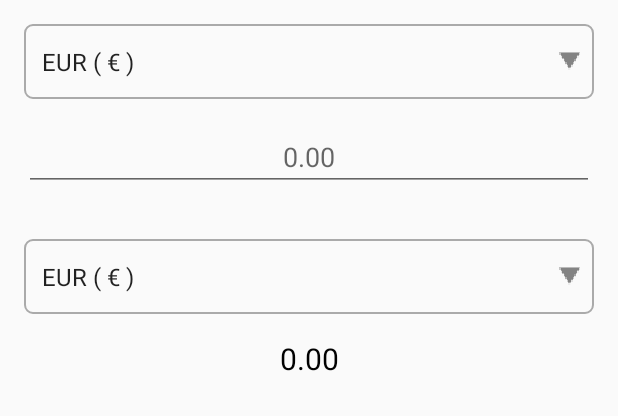
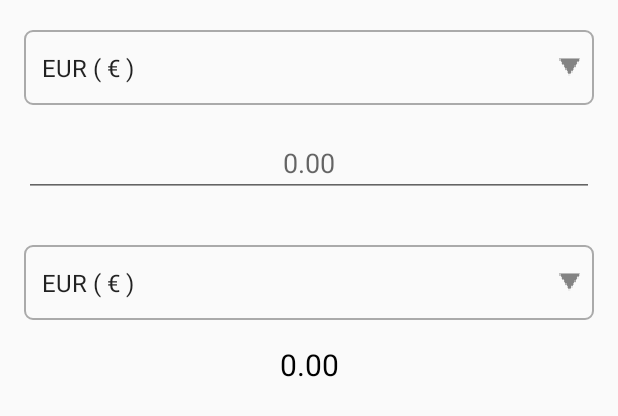
Before and after one commit to xenobius4slash/dva232_currency_converter_2, an Android app: the layout fragment_currency_converter.xml on its own in the app's theme, with its tools: preview values and no code run, on a phone screen of 412 x 824 dp. Shown: the top 416 px of the screen. Run offline under Robolectric (Android 15) with nearby library versions, the phone set to English and light mode, and no system bars.

```diff
--- a/app/src/main/res/layout/fragment_currency_converter.xml
+++ b/app/src/main/res/layout/fragment_currency_converter.xml
@@ -11,8 +11,8 @@
     xmlns:tools="http://schemas.android.com/tools"
     android:layout_width="match_parent"
     android:layout_height="match_parent"
-    android:windowSoftInputMode="stateAlwaysHidden"
-    android:focusableInTouchMode="true">
+    android:focusableInTouchMode="true"
+    android:windowSoftInputMode="stateAlwaysHidden">
 
     <Spinner
 
@@ -21,7 +21,7 @@
         android:layout_height="50dp"
         android:layout_marginStart="16dp"
         android:layout_marginLeft="16dp"
-        android:layout_marginTop="16dp"
+        android:layout_marginTop="20dp"
         android:layout_marginEnd="16dp"
         android:layout_marginRight="16dp"
         android:background="@drawable/spinner"
@@ -91,7 +91,6 @@
         tools:text="@string/hint_input_value" />
 
 
-
     <!--
     </FrameLayout>
         -->
```
Also changed, not shown: app/src/main/java/se/mdh/dva232/dva232currencyconverter2/MainActivity.java (+24 -3 lines), app/src/main/res/layout/activity_main.xml (+14 -1 lines).
